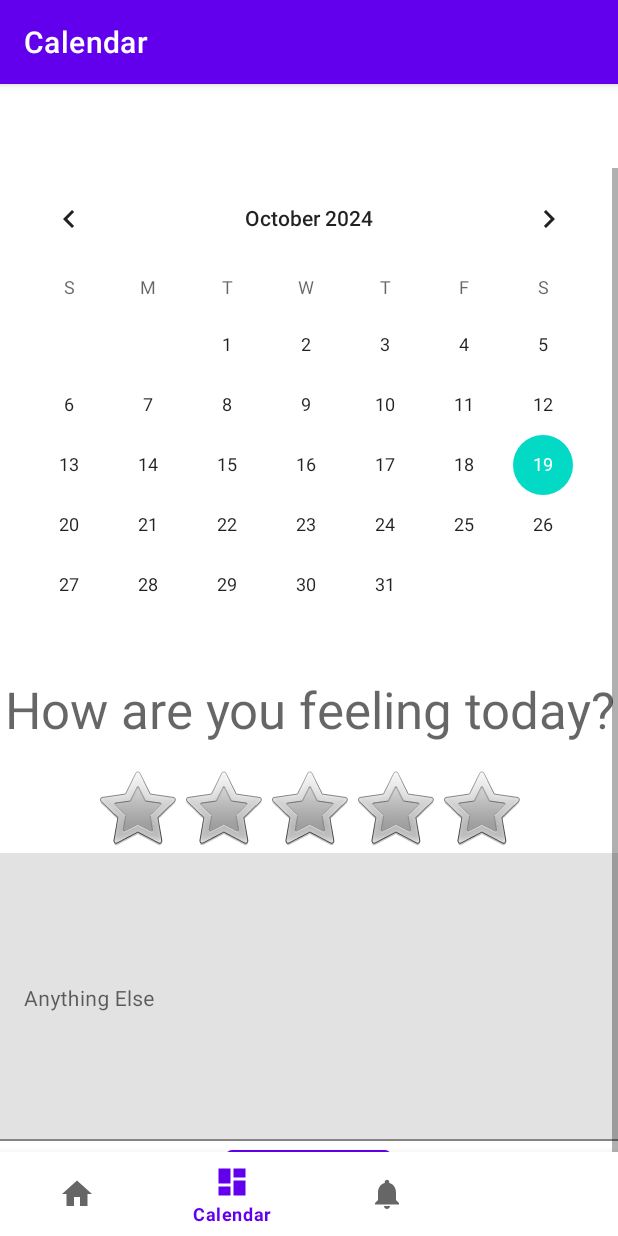
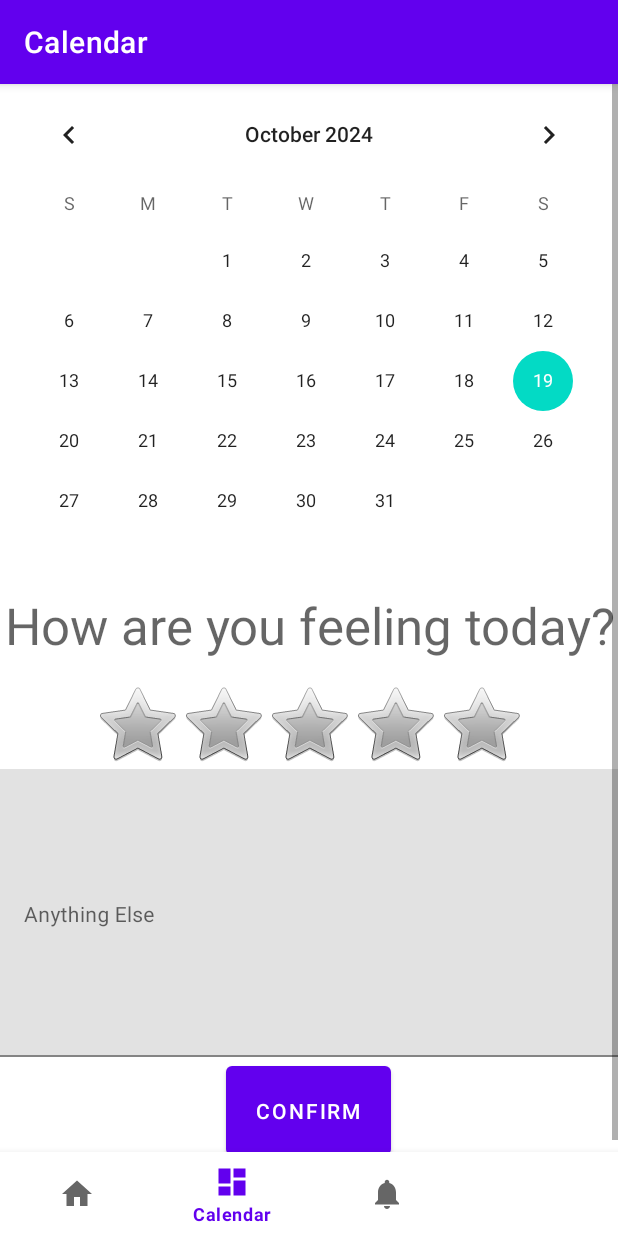
Before and after one commit to serich17/MentalHealth, an Android app: the CalendarFragment screen opened through its navigation route, on a phone screen of 412 x 824 dp. Run offline under Robolectric (Android 15) with nearby library versions, the phone set to English and light mode, and no system bars; our stand-ins replace Firebase (no records; nobody signed in at launch, a user with empty details on screens opened directly), navigation-ui; 2 statements that could not run were skipped.

```diff
--- a/app/src/main/java/com/example/mentalhealthtracker/ui/calendar/CalendarFragment.java
+++ b/app/src/main/java/com/example/mentalhealthtracker/ui/calendar/CalendarFragment.java
@@ -7,6 +7,7 @@ import android.view.View;
 import android.view.ViewGroup;
 import android.widget.Button;
 import android.widget.CalendarView;
+import android.widget.EditText;
 import android.widget.RatingBar;
 
 import androidx.annotation.NonNull;
@@ -49,19 +50,10 @@ public class CalendarFragment extends Fragment {
         binding = FragmentCalendarBinding.inflate(inflater, container, false);
         View root = binding.getRoot();
 
+        CalendarView calenderFeeling = binding.calendarFeeling;
         RatingBar feeling = binding.feelingRating;
-        feeling.setOnRatingBarChangeListener(new RatingBar.OnRatingBarChangeListener() {
-            @Override
-            public void onRatingChanged(RatingBar ratingBar, float rating, boolean fromUser) {
-                if (fromUser) {
-                    currentRating = (int)rating;
-                    Log.d("FeelingRating", "User rated: " + rating);
-                    addEntry(currentRating, "", LocalDateTime.now());
-                }
-            }
-        });
+        EditText feelingBox = binding.textBox;
 
-        CalendarView calenderFeeling = binding.calendarFeeling;
         calenderFeeling.setDate(System.currentTimeMillis());
         calenderFeeling.setOnDateChangeListener(new CalendarView.OnDateChangeListener() {
             @Override
@@ -71,6 +63,17 @@ public class CalendarFragment extends Fragment {
                                 + dayOfMonth + " / "
                                 + month + " / "
                                 + year);
+            }
+        });
+
+        feeling.setOnRatingBarChangeListener(new RatingBar.OnRatingBarChangeListener() {
+            @Override
+            public void onRatingChanged(RatingBar ratingBar, float rating, boolean fromUser) {
+                if (fromUser) {
+                    currentRating = (int)rating;
+                    Log.d("FeelingRating", "User rated: " + rating);
+                    addEntry(currentRating, "", LocalDateTime.now());
+                }
             }
         });
 
--- a/app/src/main/res/layout/activity_main.xml
+++ b/app/src/main/res/layout/activity_main.xml
@@ -4,8 +4,7 @@
     xmlns:app="http://schemas.android.com/apk/res-auto"
     android:id="@+id/container"
     android:layout_width="match_parent"
-    android:layout_height="match_parent"
-    android:paddingTop="?attr/actionBarSize">
+    android:layout_height="match_parent" >
 
     <com.google.android.material.bottomnavigation.BottomNavigationView
         android:id="@+id/nav_view"
--- a/app/src/main/res/layout/fragment_calendar.xml
+++ b/app/src/main/res/layout/fragment_calendar.xml
@@ -9,10 +9,12 @@
     <ScrollView
         android:layout_width="match_parent"
         android:layout_height="match_parent"
+        android:fitsSystemWindows="true"
         app:layout_constraintBottom_toBottomOf="parent"
         app:layout_constraintEnd_toEndOf="parent"
         app:layout_constraintLeft_toLeftOf="parent"
-        app:layout_constraintTop_toTopOf="parent">
+        app:layout_constraintTop_toTopOf="parent"
+        android:layout_marginBottom="?attr/actionBarSize" >
 
         <androidx.constraintlayout.widget.ConstraintLayout
             android:layout_width="match_parent"
```
